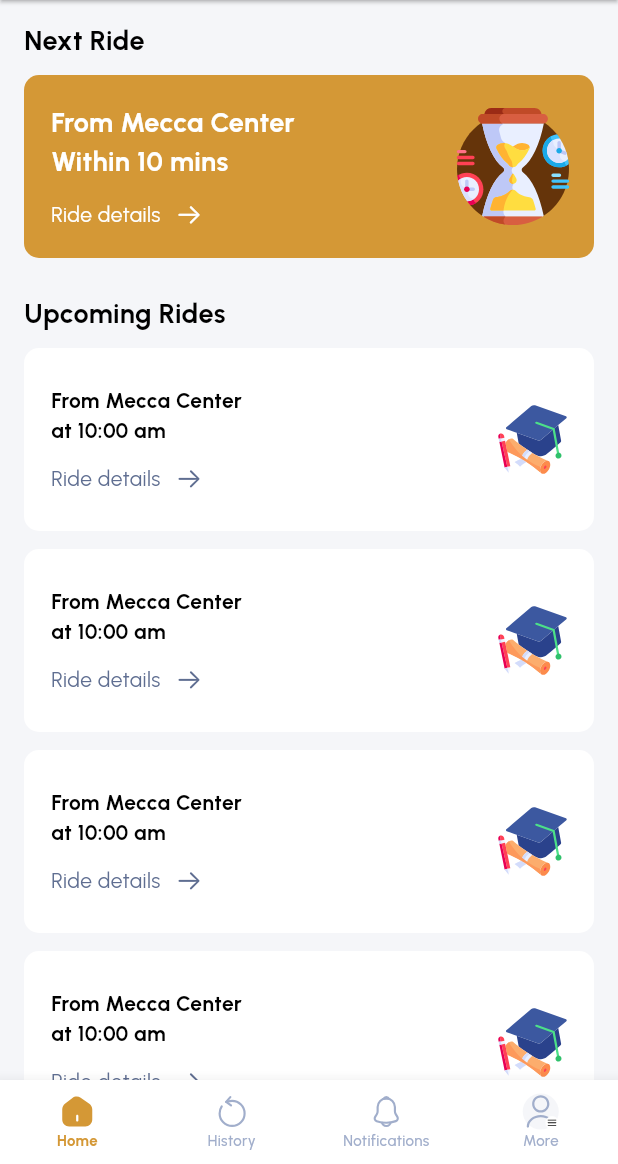
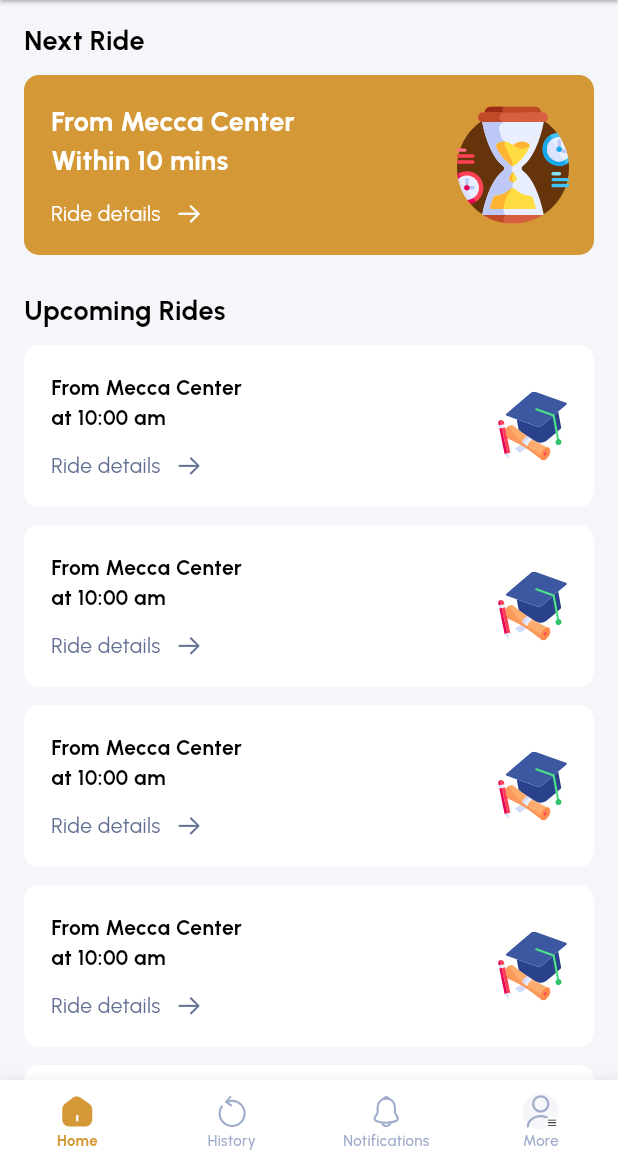
Before and after one commit to DarkNile/wosol, a Flutter app: the screen it shows after launch, after a tap on "Login", on a phone screen of 412 x 824 dp, the part 72-1236 px from its top. Run offline on Flutter 3.47's test engine with Material 3 defaults, Android fonts, the phone set to English and light mode, and no system bars; our stand-ins replace dio, flutter_rating_bar, flutter_svg, get, lottie, shared_preferences; network calls fail.

Commit message:
last touch

```diff
--- /dev/null
+++ b/devtools_options.yaml
@@ -0,0 +1 @@
+extensions:
--- a/lib/shared/widgets/shared_widgets/custom_bottom_sheet_widget.dart
+++ b/lib/shared/widgets/shared_widgets/custom_bottom_sheet_widget.dart
@@ -78,7 +78,7 @@ class CustomBottomSheetWidget extends StatelessWidget {
                             child: SvgPicture.asset('assets/icons/close.svg'))
                     ],
                   ),
-            draggable ? const SizedBox(height: 14) : const SizedBox(height: 11),
+            draggable ? const SizedBox(height: 14) : const SizedBox(height: 8),
 
             if (!draggable)
               const Divider(height: 1, color: AppColors.darkBlue100),
--- a/lib/shared/widgets/shared_widgets/custom_text_fields.dart
+++ b/lib/shared/widgets/shared_widgets/custom_text_fields.dart
@@ -276,7 +276,7 @@ class PasswordTextField extends StatefulWidget {
 
 class _PasswordTextFieldState extends State<PasswordTextField> {
   bool isTextFieldEmpty = true;
-  bool isObscureText = false;
+  bool isObscureText = true;
 
   @override
   void initState() {
@@ -352,12 +352,12 @@ class _PasswordTextFieldState extends State<PasswordTextField> {
                     hoverColor: Colors.transparent,
                     highlightColor: Colors.transparent,
                     icon: isObscureText
-                        ? const Icon(
+                        ? SvgPicture.asset("assets/icons/eye.svg")
+                        : const Icon(
                             Icons.visibility_off_outlined,
                             size: 24,
                             color: AppColors.logo,
-                          )
-                        : SvgPicture.asset("assets/icons/eye.svg"),
+                          ),
                     onPressed: () {
                       setState(() {
                         isObscureText = !isObscureText;
--- a/lib/view/captain_screens/home/widgets/ride_card.dart
+++ b/lib/view/captain_screens/home/widgets/ride_card.dart
@@ -39,7 +39,7 @@ class RideCard extends StatelessWidget {
           borderRadius: BorderRadius.circular(10),
         ),
         width: AppConstants.screenWidth(context),
-        height: 122,
+        // height: 123,
         child: Row(
           crossAxisAlignment: CrossAxisAlignment.center,
           mainAxisAlignment: MainAxisAlignment.spaceBetween,
```
Also changed, not shown: 1 other file.
